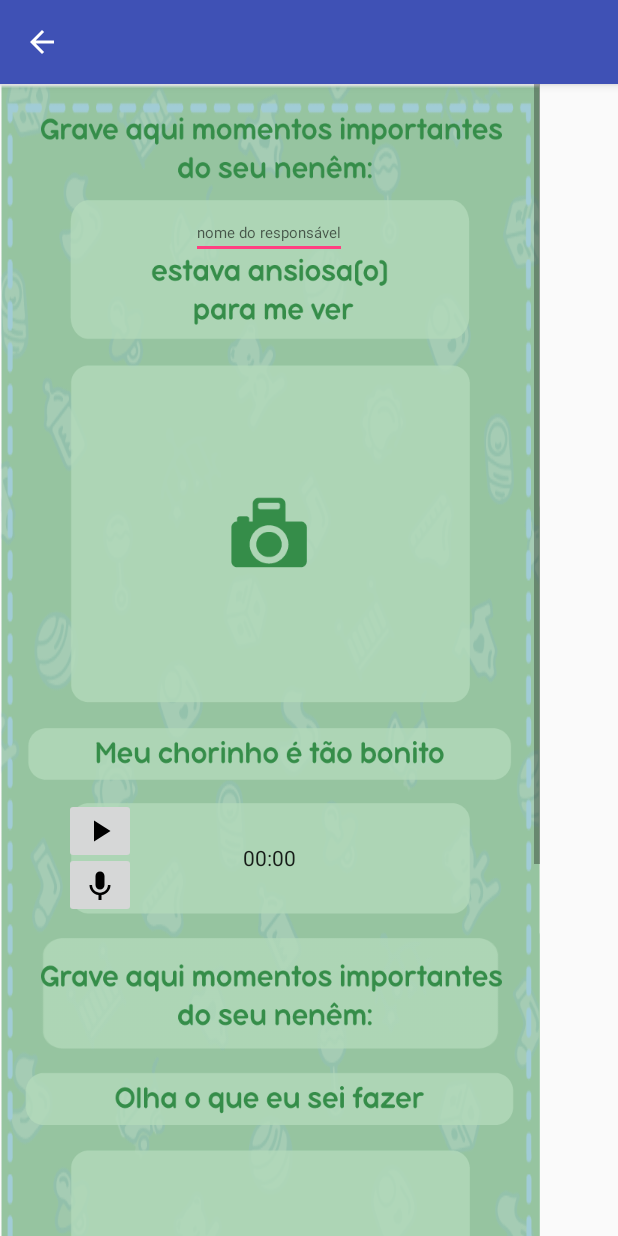
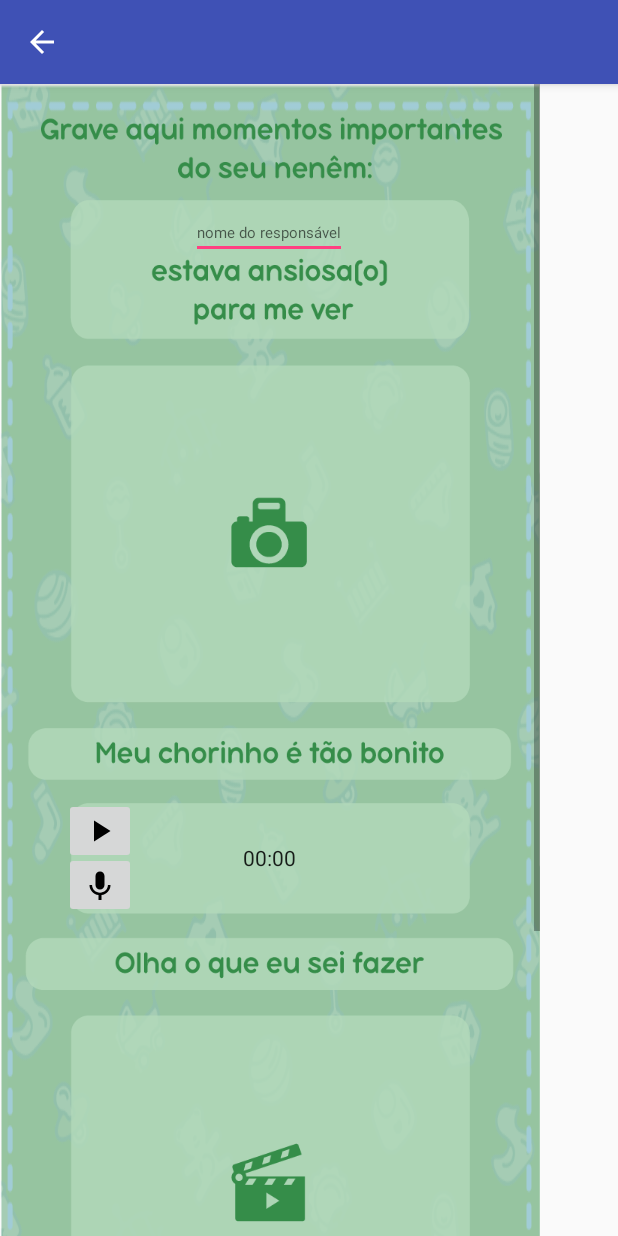
Before and after one commit to EvaMarla/Immunize, an Android app: the DiarioAcitivity screen opened directly, with no data from a screen before it, on a phone screen of 412 x 824 dp. Run offline under Robolectric (Android 15) with nearby library versions, the phone set to English and light mode, and no system bars.

```diff
--- a/app/src/main/res/layout/activity_diario.xml
+++ b/app/src/main/res/layout/activity_diario.xml
@@ -99,19 +99,6 @@
 
     </FrameLayout>
 
-    <FrameLayout
-        android:layout_width="wrap_content"
-        android:layout_height="wrap_content"
-        android:background="@drawable/tela_diario_colunamenor"
-        android:layout_gravity="center_horizontal"
-        android:layout_marginTop="10dp">
-        <ImageButton
-            android:layout_width="wrap_content"
-            android:layout_height="wrap_content"
-            android:background="@drawable/tela_diario_graveaqui"
-            android:layout_gravity="center" />
-    </FrameLayout>
-
     <ImageView
         android:layout_width="wrap_content"
         android:layout_height="wrap_content"
```
